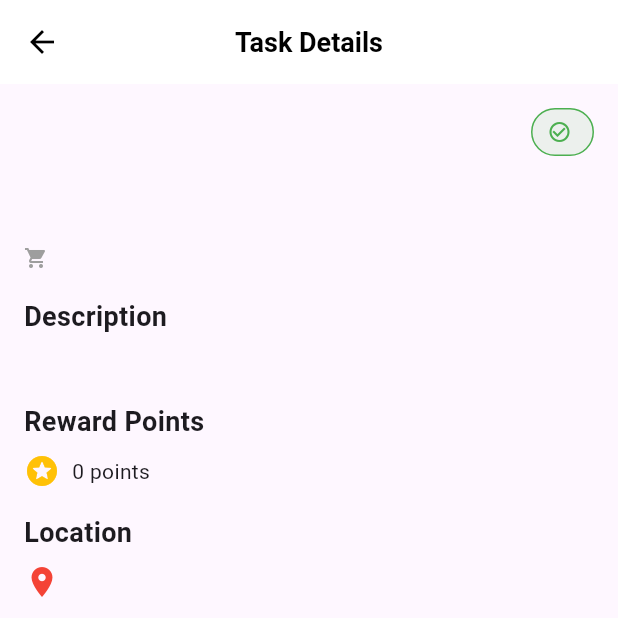
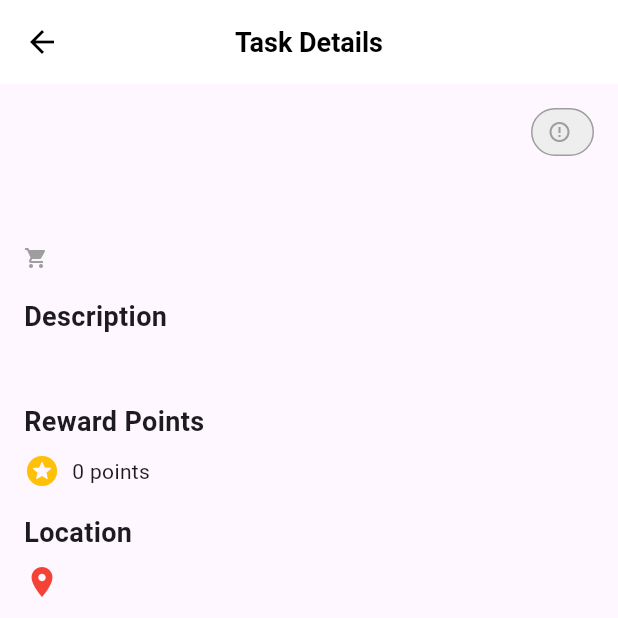
Before and after one commit to sora200419/mobile, a Flutter app: the TaskDetailsPage screen opened directly with empty values, on a phone screen of 412 x 824 dp, the top half of it. Run offline on Flutter 3.47's test engine with Material 3 defaults, Android fonts, the phone set to English and light mode, and no system bars; our stand-ins replace cached_network_image, carousel_slider, cloud_firestore, firebase_auth, firebase_core, firebase_database and 8 more; accounts and stored records are empty; network calls fail; Roboto replaces fonts that are missing (Poppins).

Commit message:
Add search bar, fix task display issue, add reward bar

```diff
--- /dev/null
+++ b/lib/View/status_tag.dart
@@ -0,0 +1,75 @@
+import 'package:flutter/material.dart';
+
+class StatusTag extends StatelessWidget {
+  final String status;
+
+  StatusTag({required this.status});
+
+  @override
+  Widget build(BuildContext context) {
+    Color textColor;
+    Color backgroundColor;
+    Color borderColor;
+    IconData icon;
+
+    switch (status) {
+      case "open":
+        textColor = Colors.green;
+        backgroundColor = Color(0xFFECF0ED);
+        borderColor = Colors.green;
+        icon = Icons.check_circle_outline;
+        break;
+      case "assigned":
+        textColor = Colors.orange;
+        backgroundColor = Color(0xFFFFF3E0);
+        borderColor = Colors.orange;
+        icon = Icons.assignment_turned_in;
+        break;
+      case "in_transit":
+        textColor = Colors.yellow.shade800;
+        backgroundColor = Color(0xFFFFFDE0);
+        borderColor = Colors.yellow.shade800;
+        icon = Icons.directions_walk;
+        break;
+      case "completed":
+        textColor = Colors.blueAccent;
+        backgroundColor = Color(0xFFE3F2FD);
+        borderColor = Colors.blueAccent;
+        icon = Icons.done_all;
+        break;
+      default:
+        textColor = Colors.grey;
+        backgroundColor = Colors.grey.shade200;
+        borderColor = Colors.grey;
+        icon = Icons.error_outline;
+        break;
+    }
+
+    return Container(
+      padding: EdgeInsets.symmetric(horizontal: 10, vertical: 5),
+      decoration: BoxDecoration(
+        color: backgroundColor,
+        borderRadius: BorderRadius.circular(20),
+        border: Border.all(color: borderColor, width: 1),
+      ),
+      child: Row(
+        mainAxisSize: MainAxisSize.min,
+        children: [
+          Icon(
+            icon,
+            color: textColor,
+            size: 16,
+          ),
+          SizedBox(width: 4),
+          Text(
+            status.toUpperCase(),
+            style: TextStyle(
+              color: textColor,
+              fontWeight: FontWeight.bold,
+            ),
+          ),
+        ],
+      ),
+    );
+  }
+}
--- a/lib/View/task_details.dart
+++ b/lib/View/task_details.dart
@@ -1,4 +1,6 @@
+import 'package:firebase_auth/firebase_auth.dart';
 import 'package:flutter/material.dart';
+import 'package:mobiletesting/View/status_tag.dart';
 import 'package:mobiletesting/features/task/model/task_model.dart';
 import 'package:intl/intl.dart';
 import 'package:cloud_firestore/cloud_firestore.dart';
@@ -43,34 +45,8 @@ class TaskDetailsPage extends StatelessWidget {
         child: Column(
           crossAxisAlignment: CrossAxisAlignment.end,
           children: [
-            Container(
-              padding: EdgeInsets.symmetric(horizontal: 10, vertical: 5),
-              decoration: BoxDecoration(
-                color: Color(0xFFECF0ED),
-                borderRadius: BorderRadius.circular(20),
-                border: Border.all(color: Colors.green, width: 1),
-              ),
-              child: Row(
-                mainAxisSize: MainAxisSize.min,
-                children: [
-                  Icon(
-                    Icons.check_circle_outline,
-                    color: Colors.green,
-                    size: 16,
-                  ),
-                  SizedBox(width: 4),
-                  Text(
-                    task.status.toUpperCase(),
-                    style: TextStyle(
-                      color: Colors.green,
-                      fontWeight: FontWeight.bold,
-                    ),
-                  ),
-                ],
-              ),
-            ),
+            StatusTag(status: task.status),
             SizedBox(height: 16),
-
             Column(
               crossAxisAlignment: CrossAxisAlignment.start,
               children: [
@@ -125,10 +101,11 @@ class TaskDetailsPage extends StatelessWidget {
             SizedBox(height: 25),
             Divider(),
             SizedBox(height: 25),
+            if(task.status != 'completed')
             Center(
               child: ElevatedButton.icon(
                 onPressed: () {
-                  _updateTaskStatus(context, task.id!, task.status);
+                  _updateTask(context, task.id!, task.status);
                 },
                 style: ElevatedButton.styleFrom(
                   backgroundColor: _getButtonColor(task.status),
@@ -170,12 +147,31 @@ class TaskDetailsPage extends StatelessWidget {
     );
   }
 
-  void _updateTaskStatus(BuildContext context, String taskId, String currentStatus){
+  void _updateTask(BuildContext context, String taskId, String currentStatus) async {
     String newStatus;
-    switch(currentStatus){
+    switch (currentStatus) {
       case 'open':
         newStatus = 'assigned';
-        break;
+        // 获取当前 runner 的 uid 和 name
+        final FirebaseAuth auth = FirebaseAuth.instance;
+        final User? user = auth.currentUser;
+        if (user != null) {
+          final String providerId = user.uid;
+          final String providerName = await _getCurrentRunnerName();
+          try {
+            await FirebaseFirestore.instance.collection('tasks').doc(taskId).update({
+              'status': newStatus,
+              'providerId': providerId,
+              'providerName': providerName,
+            });
+            Navigator.pop(context);
+          } catch (error) {
+            print("Error updating task status: $error");
+          }
+        } else {
+          print("Error: User not logged in.");
+        }
+        return; // Update providerId and providerName when the status is 'open' only
       case 'assigned':
         newStatus = 'in_transit';
         break;
@@ -186,12 +182,30 @@ class TaskDetailsPage extends StatelessWidget {
         return;
     }
 
-    FirebaseFirestore.instance.collection('tasks').doc(taskId).update({'status': newStatus}).then((_){
+    try {
+      await FirebaseFirestore.instance.collection('tasks').doc(taskId).update({'status': newStatus});
       Navigator.pop(context);
-    }).catchError((error){
+    } catch (error) {
       print("Error updating task status: $error");
-    });
+    }
+  }
+
+  Future<String> _getCurrentRunnerName() async {
+    try {
+      final FirebaseAuth auth = FirebaseAuth.instance;
+      final User? user = auth.currentUser;
+      if (user != null) {
+        final DocumentSnapshot userDoc = await FirebaseFirestore.instance
+            .collection('users')
+            .doc(user.uid)
+            .get();
+        if (userDoc.exists) {
+          return (userDoc.data() as Map<String, dynamic>)['name'] ?? 'Runner';
+        }
+      }
+    } catch (e) {
+      print("Error fetching user name: $e");
+    }
+    return 'Runner';
   }
 }
-
-// Todo: change color open assigned completed (getButtonColor fucntion)
```
Also changed, not shown: lib/View/home_runner.dart (+128 -39 lines), lib/View/profile.dart (+5 -12 lines), lib/features/task/services/task_service.dart (+7 -8 lines).
